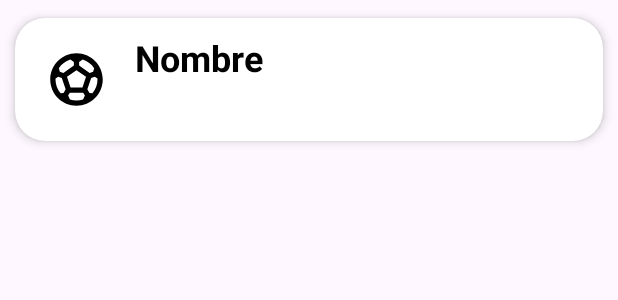
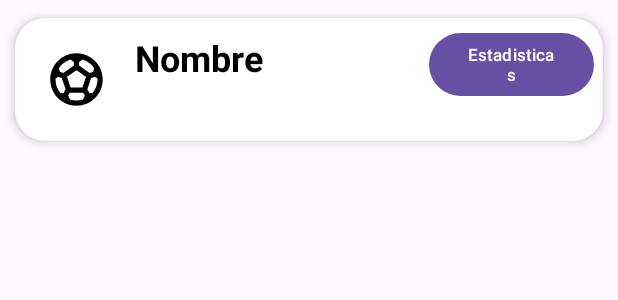
Before and after one commit to Panxho-12/Pancho, an Android app: the layout list_equipos.xml on its own in the app's theme, with its tools: preview values and no code run, on a phone screen of 412 x 824 dp. Shown: the top 300 px of the screen. Run offline under Robolectric (Android 15) with nearby library versions, the phone set to English and light mode, and no system bars.

Commit message:
se avanzo

```diff
--- a/app/src/main/res/layout/fragment_equipos.xml
+++ b/app/src/main/res/layout/fragment_equipos.xml
@@ -5,7 +5,6 @@
     xmlns:tools="http://schemas.android.com/tools"
     android:layout_width="match_parent"
     android:layout_height="match_parent"
-    android:onClick="colocolo"
     tools:context=".Equipos">
 
     <TextView
@@ -15,7 +14,7 @@
         android:layout_marginStart="20dp"
         android:layout_marginTop="20dp"
         android:layout_marginBottom="44dp"
-        android:text="Lista"
+        android:text="Lista de equipos"
         android:textColor="@android:color/black"
         android:textSize="34sp"
         android:textStyle="bold"
--- a/app/src/main/res/layout/fragment_estadisticas.xml
+++ b/app/src/main/res/layout/fragment_estadisticas.xml
@@ -14,6 +14,7 @@
         android:layout_marginStart="32dp"
         android:layout_marginTop="36dp"
         android:text="Victorias: "
+        android:textStyle="bold"
         app:layout_constraintStart_toStartOf="parent"
         app:layout_constraintTop_toTopOf="parent" />
 
@@ -23,10 +24,11 @@
         android:layout_height="wrap_content"
         android:layout_marginStart="32dp"
         android:text="Derrotas: "
+        android:textStyle="bold"
         app:layout_constraintBottom_toBottomOf="parent"
         app:layout_constraintStart_toStartOf="parent"
         app:layout_constraintTop_toTopOf="parent"
-        app:layout_constraintVertical_bias="0.115" />
+        app:layout_constraintVertical_bias="0.127" />
 
     <TextView
         android:id="@+id/textViewEmpates"
@@ -34,6 +36,7 @@
         android:layout_height="wrap_content"
         android:layout_marginStart="32dp"
         android:text="Empates: "
+        android:textStyle="bold"
         app:layout_constraintBottom_toBottomOf="parent"
         app:layout_constraintStart_toStartOf="parent"
         app:layout_constraintTop_toTopOf="parent"
@@ -45,6 +48,7 @@
         android:layout_height="wrap_content"
         android:layout_marginStart="32dp"
         android:text="Posición en la Liga: "
+        android:textStyle="bold"
         app:layout_constraintBottom_toBottomOf="parent"
         app:layout_constraintStart_toStartOf="parent"
         app:layout_constraintTop_toTopOf="parent"
--- a/app/src/main/res/layout/list_equipos.xml
+++ b/app/src/main/res/layout/list_equipos.xml
@@ -2,9 +2,10 @@
 <androidx.cardview.widget.CardView xmlns:android="http://schemas.android.com/apk/res/android"
     xmlns:app="http://schemas.android.com/apk/res-auto"
     android:id="@+id/cv"
-    android:animateLayoutChanges="true"
     android:layout_width="match_parent"
     android:layout_height="wrap_content"
+    android:animateLayoutChanges="true"
+    android:clickable="true"
     app:cardCornerRadius="20dp"
     app:cardElevation="4dp"
     app:cardUseCompatPadding="true">
@@ -13,6 +14,7 @@
         android:layout_width="match_parent"
         android:layout_height="wrap_content"
         android:animateLayoutChanges="true"
+        android:clickable="true"
         android:orientation="vertical">
 
         <RelativeLayout
@@ -56,6 +58,17 @@
                     android:textStyle="bold" />
             </LinearLayout>
 
+            <Button
+                android:id="@+id/EstadisticasBtn"
+                android:layout_width="110dp"
+                android:layout_height="50dp"
+                android:layout_alignParentEnd="true"
+                android:layout_alignParentRight="true"
+                android:shadowColor="#00F6F3F3"
+                android:text="Estadisticas"
+                android:textSize="11sp"
+                app:strokeColor="#00F8F6F6" />
+
 
         </RelativeLayout>
     </LinearLayout>
```
Also changed, not shown: app/src/main/java/com/example/pancho/Equipos.java (+4 -10 lines), app/src/main/java/com/example/pancho/Estadisticas.java (+43 -20 lines), app/src/main/java/com/example/pancho/ListAdapterEquipos.java (+51 -27 lines).
